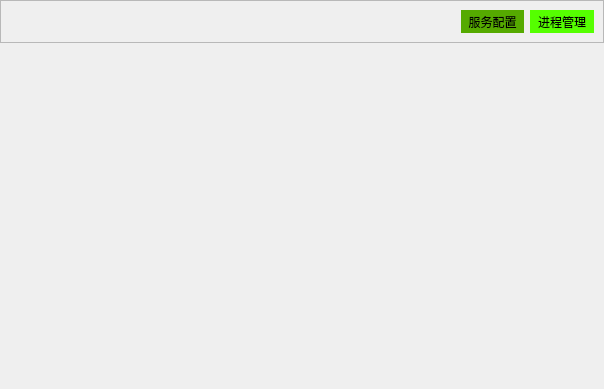
Old version of the form mainwidget.ui in the repository YongGuangLi/DeviceManage.
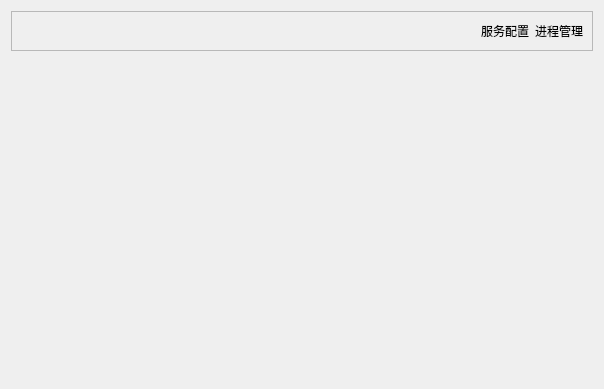
New version of the form.

Diff of the .ui file:
```diff
--- a/mainwidget.ui
+++ b/mainwidget.ui
@@ -13,10 +13,10 @@
   <property name="windowTitle">
    <string>Form</string>
   </property>
-  <layout class="QGridLayout" name="gridLayout" rowstretch="1,8">
-   <property name="margin">
-    <number>0</number>
-   </property>
+  <property name="styleSheet">
+   <string notr="true"/>
+  </property>
+  <layout class="QGridLayout" name="gridLayout_2" rowstretch="1,12">
    <item row="0" column="0">
     <widget class="QFrame" name="frame">
      <property name="sizePolicy">
@@ -34,18 +34,24 @@
      <property name="frameShadow">
       <enum>QFrame::Raised</enum>
      </property>
-     <layout class="QGridLayout" name="gridLayout_2" columnstretch="7,1,1">
+     <layout class="QGridLayout" name="gridLayout">
       <item row="0" column="0">
-       <widget class="QLabel" name="label">
-        <property name="text">
-         <string/>
+       <spacer name="horizontalSpacer">
+        <property name="orientation">
+         <enum>Qt::Horizontal</enum>
         </property>
-       </widget>
+        <property name="sizeHint" stdset="0">
+         <size>
+          <width>455</width>
+          <height>20</height>
+         </size>
+        </property>
+       </spacer>
       </item>
       <item row="0" column="1">
        <widget class="QLabel" name="label_ServiceManage">
         <property name="styleSheet">
-         <string notr="true">background-color: rgb(85, 170, 0);</string>
+         <string notr="true"/>
         </property>
         <property name="text">
          <string>服务配置</string>
@@ -58,7 +64,7 @@
       <item row="0" column="2">
        <widget class="QLabel" name="label_ProgressManage">
         <property name="styleSheet">
-         <string notr="true">background-color: rgb(85, 255, 0);</string>
+         <string notr="true"/>
         </property>
         <property name="text">
          <string>进程管理</string>
```
Left out of the diff: 2 changed lines with no effect on the pictures.
